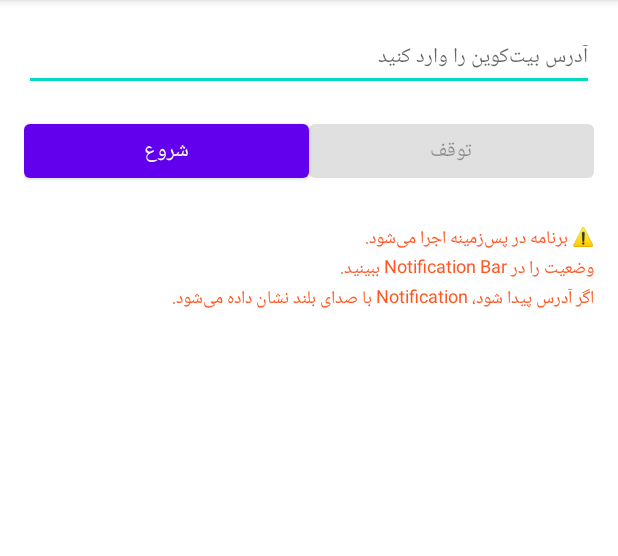
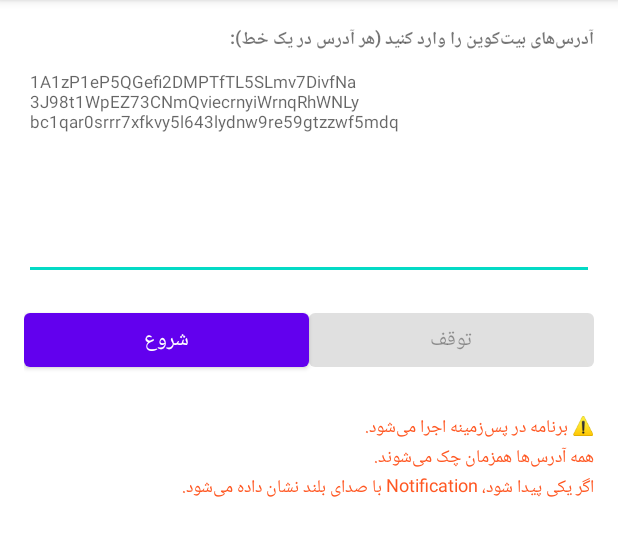
Before and after one commit to hjo16442/BitcoinBruteForceTest, an Android app: the screen it shows after launch (MainActivity), on a phone screen of 412 x 824 dp, the part 84-640 px from its top. Run offline under Robolectric (Android 15) with nearby library versions, the phone set to English and light mode, and no system bars; 1 statement that could not run was skipped.

Commit message:
Update activity_main.xml

```diff
--- a/app/src/main/res/layout/activity_main.xml
+++ b/app/src/main/res/layout/activity_main.xml
@@ -5,13 +5,22 @@
     android:orientation="vertical"
     android:padding="16dp">
 
-    <EditText
-        android:id="@+id/etAddress"
+    <TextView
         android:layout_width="match_parent"
         android:layout_height="wrap_content"
-        android:hint="آدرس بیت‌کوین را وارد کنید"
-        android:textSize="14sp"
-        android:inputType="text" />
+        android:text="آدرس‌های بیت‌کوین را وارد کنید (هر آدرس در یک خط):"
+        android:textSize="12sp"
+        android:textStyle="bold" />
+
+    <EditText
+        android:id="@+id/etAddresses"
+        android:layout_width="match_parent"
+        android:layout_height="150dp"
+        android:hint="1A1zP1eP5QGefi2DMPTfTL5SLmv7DivfNa&#10;3J98t1WpEZ73CNmQviecrnyiWrnqRhWNLy&#10;bc1qar0srrr7xfkvy5l643lydnw9re59gtzzwf5mdq"
+        android:textSize="11sp"
+        android:inputType="textMultiLine"
+        android:gravity="top"
+        android:scrollbars="vertical" />
 
     <LinearLayout
         android:layout_width="match_parent"
@@ -51,7 +60,7 @@
     <TextView
         android:layout_width="match_parent"
         android:layout_height="wrap_content"
-        android:text="⚠️ برنامه در پس‌زمینه اجرا می‌شود.\nوضعیت را در Notification Bar ببینید.\nاگر آدرس پیدا شود، Notification با صدای بلند نشان داده می‌شود."
+        android:text="⚠️ برنامه در پس‌زمینه اجرا می‌شود.\nهمه آدرس‌ها همزمان چک می‌شوند.\nاگر یکی پیدا شود، Notification با صدای بلند نشان داده می‌شود."
         android:textSize="12sp"
         android:layout_marginTop="24dp"
         android:textColor="#FF5722" />
```
